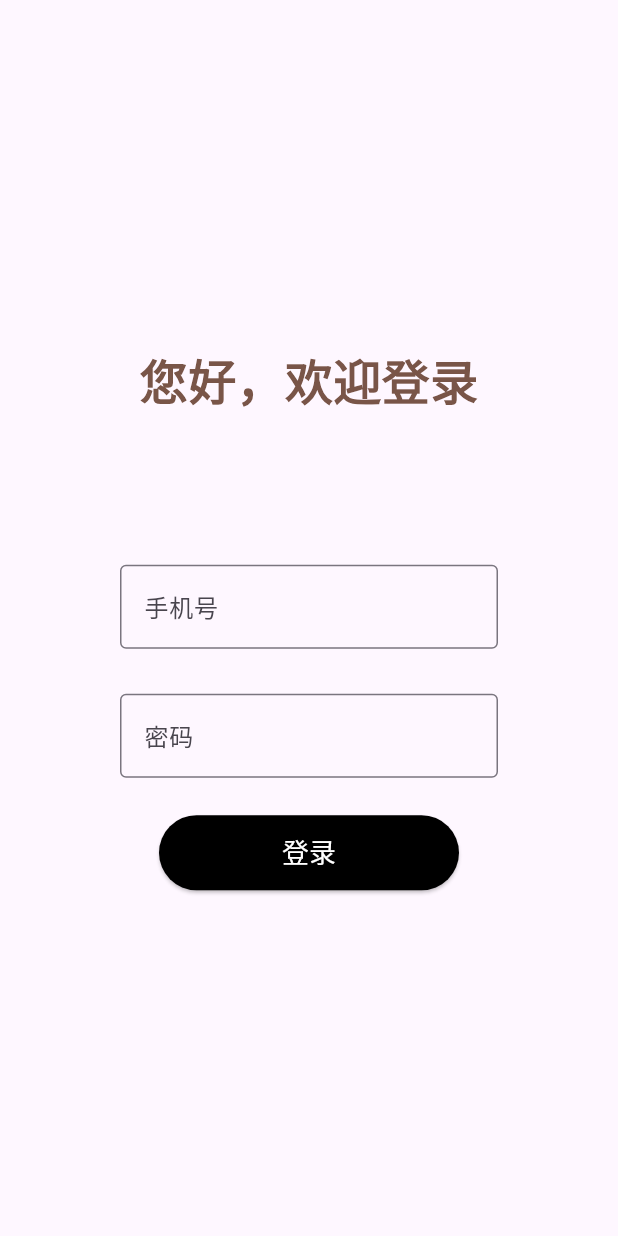
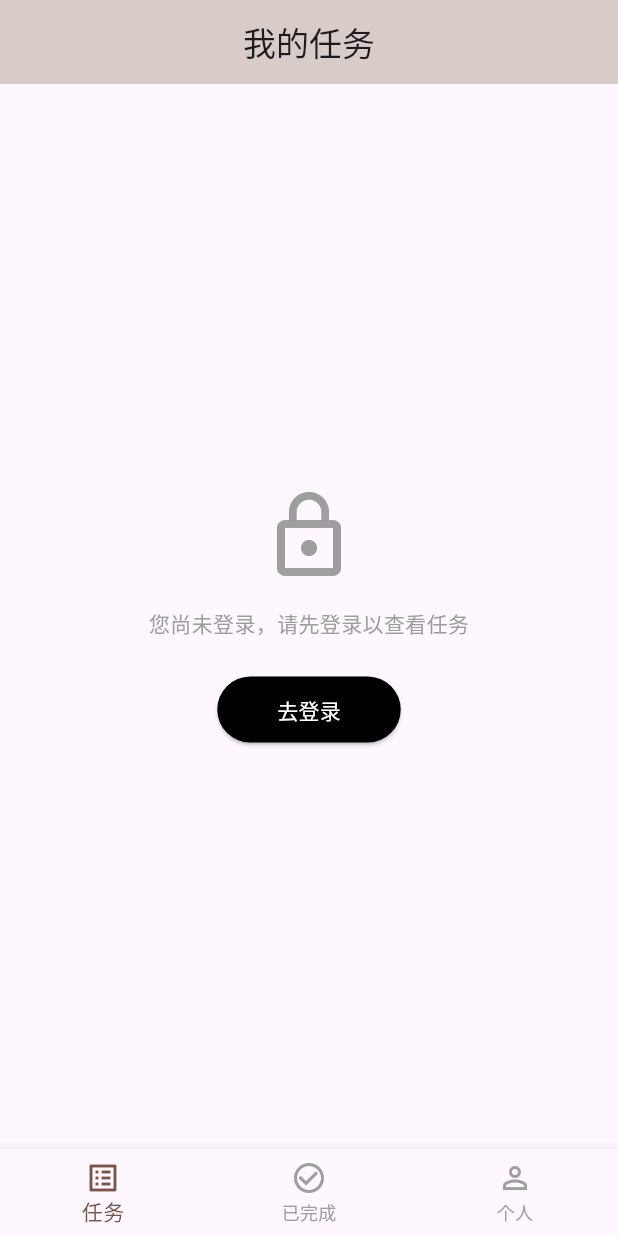
Before and after one commit to MissMyDearBear/just_do_it, a Flutter app: the screen it shows after launch, on a phone screen of 412 x 824 dp. Run offline on Flutter 3.47's test engine with Material 3 defaults, Android fonts, the phone set to English and light mode, and no system bars; our stand-ins replace drift, permission_handler, shared_preferences; missing offline and left inert: android_intent_plus; accounts and stored records are empty; generated files the repository leaves out were written again.

Commit message:
完善首页布局
1. 首页样式更新，添加任务列表，本地列表json

```diff
--- a/lib/account/IAccountRepository.dart
+++ b/lib/account/IAccountRepository.dart
@@ -1,3 +1,4 @@
+import 'package:just_do_it/account/AccountDbRepository.dart';
 import 'package:just_do_it/account/AccountMemRepository.dart';
 
 import '../db/AppDatabase.dart';
@@ -9,4 +10,4 @@ abstract class IAccountRepository {
   Future<User?>queryUserByPhone(String phone);
 }
 
-final account = AccountMemRepository();
+final account = AccountDbRepository();
--- /dev/null
+++ b/lib/consts/Const.dart
@@ -0,0 +1,2 @@
+
+const SP_KEY_IS_LOGIN = "sp_key_is_login";
--- a/lib/main.dart
+++ b/lib/main.dart
@@ -16,7 +16,7 @@ class MyApp extends StatelessWidget {
     return MaterialApp(
       initialRoute: '/',
       title: 'Bear Assist',
-      routes: {'/': (context) => LoginPage(), '/home': (context) => HomePage()},
+      routes: {'/': (context) =>const HomePage(), '/login': (context) =>const LoginPage()},
       theme: ThemeData(
         colorScheme: ColorScheme.fromSeed(seedColor: Colors.deepPurple),
       ),
--- /dev/null
+++ b/lib/mode/Task.dart
@@ -0,0 +1,24 @@
+class Task {
+  final String title;
+
+  final String ownName;
+
+  final int state;
+
+  final String time;
+
+  final String detail;
+
+  Task(this.title, this.ownName, this.state, this.time, this.detail);
+
+  // 反序列化方法
+  factory Task.fromJson(Map<String, dynamic> json) {
+    return Task(
+      json['title'] ?? "",
+      json['ownName'] ?? "",
+      json['state'] ?? 0,
+      json['time'] ?? "",
+      json['detail'] ?? "",
+    );
+  }
+}
--- a/lib/page/HomePage.dart
+++ b/lib/page/HomePage.dart
@@ -1,4 +1,6 @@
 import 'package:flutter/material.dart';
+import 'package:flutter/services.dart';
+import 'package:just_do_it/page/TaskPage.dart';
 
 class HomePage extends StatefulWidget {
   const HomePage({super.key});
@@ -8,25 +10,89 @@ class HomePage extends StatefulWidget {
 }
 
 class _HomePageState extends State<HomePage> {
-  DateTime? _lastPressTimer; //记录上次按返回键的时间
+  DateTime? _lastPressTime; //记录上次按返回键的时间
+  int _currentIndex = 0; // 当前选中的 Tab 下标
 
-  bool _canPop() {
-    DateTime curr = DateTime.now();
-    if (_lastPressTimer != null ||
-        (_lastPressTimer != null &&
-            curr.difference(_lastPressTimer!) > Duration(seconds: 1))) {
-      _lastPressTimer = curr;
-      ScaffoldMessenger.of(context).showSnackBar(
-        SnackBar(content: Text("再按一次退出应用"), duration: Duration(seconds: 1)),
-      );
-      return false;
-    }
-
-    return true;
-  }
+  // 定义三个 Tab 对应的页面列表
+  final List<Widget> _pages = [
+    const TaskPage(),
+    const Center(child: Text("已完成", style: TextStyle(fontSize: 24))),
+    const Center(child: Text("个人中心", style: TextStyle(fontSize: 24))),
+  ];
 
   @override
   Widget build(BuildContext context) {
-    return PopScope(canPop: _canPop(), child: Center(child: Text("首页")));
+    return PopScope(
+        canPop: false,
+        onPopInvokedWithResult: (bool didPop, Object? result) async {
+          if (didPop) return; // 如果已经退出了，直接返回
+
+          final now = DateTime.now();
+
+          // 逻辑：如果两次点击间隔大于 2 秒，提示用户
+          if (_lastPressTime == null ||
+              now.difference(_lastPressTime!) > const Duration(seconds: 2)) {
+            _lastPressTime = now;
+
+            ScaffoldMessenger.of(context).showSnackBar(
+              const SnackBar(
+                content: Text("再按一次退出应用"),
+                duration: Duration(seconds: 2),
+              ),
+            );
+          } else {
+            // 间隔小于 2 秒，真正退出应用
+            SystemNavigator.pop(); // 推荐使用此方法安全退出 Android 应用
+          }
+        },
+        child: Scaffold(
+          appBar: AppBar(
+            title: Text(_getAppBarTitle()),
+            backgroundColor: Colors.brown[100],
+            centerTitle: true,
+          ),
+          body: IndexedStack(
+            index: _currentIndex,
+            children: _pages,
+          ),
+          bottomNavigationBar: BottomNavigationBar(
+            currentIndex: _currentIndex,
+            onTap: (index) {
+              setState(() {
+                _currentIndex = index;
+              });
+            },
+            selectedItemColor: Colors.brown,
+            unselectedItemColor: Colors.grey,
+            items: const [
+              BottomNavigationBarItem(
+                icon: Icon(Icons.list_alt),
+                label: '任务',
+              ),
+              BottomNavigationBarItem(
+                icon: Icon(Icons.check_circle_outline),
+                label: '已完成',
+              ),
+              BottomNavigationBarItem(
+                icon: Icon(Icons.person_outline),
+                label: '个人',
+              ),
+            ],
+          ),
+        ));
+  }
+
+  // 动态获取 AppBar 标题
+  String _getAppBarTitle() {
+    switch (_currentIndex) {
+      case 0:
+        return "我的任务";
+      case 1:
+        return "已完成事项";
+      case 2:
+        return "个人中心";
+      default:
+        return "Just Do It";
+    }
   }
 }
--- a/lib/page/LoginPage.dart
+++ b/lib/page/LoginPage.dart
@@ -1,7 +1,8 @@
 import 'package:flutter/material.dart';
 import 'package:flutter/services.dart';
 import 'package:just_do_it/account/IAccountRepository.dart';
-import 'package:just_do_it/page/HomePage.dart';
+import 'package:just_do_it/consts/Const.dart';
+import 'package:shared_preferences/shared_preferences.dart';
 
 class LoginPage extends StatefulWidget {
   const LoginPage({super.key});
@@ -46,21 +47,20 @@ class _LoginPageState extends State<LoginPage> {
             setState(() {
               ScaffoldMessenger.of(
                 context,
-              ).showSnackBar(SnackBar(content: Text("账号或密码错误")));
+              ).showSnackBar(const SnackBar(content: Text("账号或密码错误")));
             });
             return;
           }
         }
 
         if (isSuccess) {
+          final prefs = await SharedPreferences.getInstance();
+          prefs.setBool(SP_KEY_IS_LOGIN, true);
           setState(() {
             ScaffoldMessenger.of(
               context,
-            ).showSnackBar(SnackBar(content: Text("登录成功，欢迎回家！")));
-            Navigator.pushReplacement(
-              context,
-              MaterialPageRoute(builder: (context) => HomePage()),
-            );
+            ).showSnackBar(const SnackBar(content: Text("登录成功，欢迎回家！")));
+            Navigator.pop(context);
           });
         }
       } else {
@@ -68,7 +68,7 @@ class _LoginPageState extends State<LoginPage> {
         setState(() {
           ScaffoldMessenger.of(
             context,
-          ).showSnackBar(SnackBar(content: Text("请输入有效的手机号")));
+          ).showSnackBar(const SnackBar(content: Text("请输入有效的手机号")));
         });
       }
     } catch (e) {
@@ -77,7 +77,7 @@ class _LoginPageState extends State<LoginPage> {
       setState(() {
         ScaffoldMessenger.of(
           context,
-        ).showSnackBar(SnackBar(content: Text("登录失败，请稍后重试")));
+        ).showSnackBar(const SnackBar(content: Text("登录失败，请稍后重试")));
       });
     }
   }
@@ -91,10 +91,10 @@ class _LoginPageState extends State<LoginPage> {
           crossAxisAlignment: CrossAxisAlignment.center,
           mainAxisAlignment: MainAxisAlignment.center,
           children: [
-            Padding(
-              padding: const EdgeInsets.only(bottom: 100),
+            const Padding(
+              padding: EdgeInsets.only(bottom: 100),
               child: Center(
-                child: const Text(
+                child: Text(
                   "您好，欢迎登录",
                   style: TextStyle(
                     fontSize: 32,
@@ -104,7 +104,6 @@ class _LoginPageState extends State<LoginPage> {
                 ),
               ),
             ),
-
             TextField(
               keyboardType: TextInputType.phone,
               controller: _phoneController,
@@ -116,17 +115,16 @@ class _LoginPageState extends State<LoginPage> {
               decoration: InputDecoration(
                 hintText: "请输入手机号",
                 labelText: "手机号",
-                border: OutlineInputBorder(
+                border: const OutlineInputBorder(
                   borderSide: BorderSide(color: Colors.black26),
                 ),
                 errorText: _phoneError,
                 // 显示错误信息
-                errorBorder: OutlineInputBorder(
+                errorBorder: const OutlineInputBorder(
                   borderSide: BorderSide(color: Colors.red), // 红色边框
                 ),
               ),
             ),
-
             const SizedBox(height: 30),
             TextField(
               controller: _psdController,
@@ -139,7 +137,6 @@ class _LoginPageState extends State<LoginPage> {
                 ),
               ),
             ),
-
             const SizedBox(height: 25),
             ElevatedButton(
               style: ButtonStyle(
--- /dev/null
+++ b/lib/page/TaskPage.dart
@@ -0,0 +1,204 @@
+import 'dart:convert';
+
+import 'package:flutter/material.dart';
+import 'package:flutter/services.dart';
+import 'package:shared_preferences/shared_preferences.dart';
+
+import '../consts/Const.dart';
+import '../mode/Task.dart';
+import '../task/AlarmManagerService.dart';
+import 'LoginPage.dart';
+
+class TaskPage extends StatefulWidget {
+  const TaskPage({super.key});
+
+  @override
+  State<StatefulWidget> createState() => _TaskPageState();
+}
+
+class _TaskPageState extends State<TaskPage> {
+  @override
+  void initState() {
+    super.initState();
+  }
+
+  // 模拟一些任务数据
+  final List<String> _tasks = ["买牛奶", "写代码", "去健身", "看书"];
+
+  // 异步获取登录状态
+  Future<bool> _getLoginStatus() async {
+    final prefs = await SharedPreferences.getInstance();
+    // 如果没有值，默认为 false
+    return prefs.getBool(SP_KEY_IS_LOGIN) ?? false;
+  }
+
+  // 定义加载本地 JSON 的异步方法
+  Future<List<Task>> _loadTasksFromAsset() async {
+    // 1. 读取字符串
+    final String jsonString = await rootBundle.loadString('assets/mock/TaskList.json');
+    // 2. 解析为 List
+    final List<dynamic> data = json.decode(jsonString);
+    // 3. 映射为 Task 对象列表
+    final tasks = data.map((item) => Task.fromJson(item)).toList();
+
+    _autoSetupAlarms(tasks);
+    return tasks;
+  }
+
+  void _autoSetupAlarms(List<Task> tasks) async {
+    // 先弹窗申请权限
+    bool hasPermission = await AlarmManagerService.requestAlarmPermissions();
+
+    if (hasPermission) {
+      for (var task in tasks) {
+        // 如果是未完成状态，则尝试设置闹钟
+        if (task.state == 0) {
+          await AlarmManagerService.setDailyAlarm(task);
+
+          await Future.delayed(const Duration(milliseconds: 1000));
+        }
+      }
+      // 提示用户
+      if (mounted) {
+        ScaffoldMessenger.of(context).showSnackBar(
+          const SnackBar(content: Text("已为您自动同步每日任务提醒至系统闹钟")),
+        );
+      }
+    }
+  }
+
+  @override
+  Widget build(BuildContext context) {
+    return FutureBuilder<bool>(
+      future: _getLoginStatus(),
+      builder: (context, loginSnapshot) {
+        // 加载状态检查
+        if (loginSnapshot.connectionState == ConnectionState.waiting) {
+          return const Center(child: CircularProgressIndicator());
+        }
+
+        bool isLoggedIn = loginSnapshot.data ?? false;
+
+        if (isLoggedIn) {
+          // --- 情况 A: 已登录，使用另一个 FutureBuilder 加载任务列表 ---
+          return FutureBuilder<List<Task>>(
+            future: _loadTasksFromAsset(),
+            builder: (context, taskSnapshot) {
+              if (taskSnapshot.connectionState == ConnectionState.waiting) {
+                return const Center(child: CircularProgressIndicator());
+              }
+              if (taskSnapshot.hasError) {
+                return Center(child: Text("加载任务失败: ${taskSnapshot.error}"));
+              }
+
+              final tasks = taskSnapshot.data ?? [];
+              return _buildTaskList(tasks);
+            },
+          );
+        } else {
+          // --- 情况 B: 未登录，显示登录按钮 ---
+          return _buildLoginButton();
+        }
+      },
+    );
+  }
+
+  Widget _buildTaskList(List<Task> tasks) {
+    return ListView.builder(
+      padding: const EdgeInsets.symmetric(horizontal: 16, vertical: 8),
+      itemCount: tasks.length,
+      itemBuilder: (context, index) {
+        final task = tasks[index];
+        return Card(
+          elevation: 2,
+          shape: RoundedRectangleBorder(borderRadius: BorderRadius.circular(12)),
+          margin: const EdgeInsets.only(bottom: 12),
+          child: Padding(
+            padding: const EdgeInsets.symmetric(vertical: 8),
+            child: ListTile(
+              // 左侧图标：根据状态显示
+              leading: CircleAvatar(
+                backgroundColor: task.state == 1 ? Colors.green[100] : Colors.red[50],
+                child: Icon(
+                  task.state == 1 ? Icons.check : Icons.medication,
+                  color: task.state == 1 ? Colors.green : Colors.redAccent,
+                ),
+              ),
+
+              // 标题：显示任务大类
+              title: Text(
+                task.title,
+                style: const TextStyle(
+                  fontSize: 18,
+                  fontWeight: FontWeight.bold,
+                ),
+              ),
+
+              // 副标题：将 detail 放在这里，并换行显示其他信息
+              subtitle: Column(
+                crossAxisAlignment: CrossAxisAlignment.start,
+                children: [
+                  const SizedBox(height: 4),
+                  // 重点显示的 detail
+                  Text(
+                    "说明：${task.detail}",
+                    style: const TextStyle(
+                      color: Colors.brown,
+                      fontWeight: FontWeight.w600,
+                      fontSize: 15,
+                    ),
+                  ),
+                  const SizedBox(height: 2),
+                  Text("监督人：${task.ownName}"),
+                  Text("提醒时间：${task.time}"),
+                ],
+              ),
+
+              // 右侧闹钟按钮
+              trailing: IconButton(
+                icon: const Icon(Icons.alarm_add, color: Colors.blueGrey),
+                onPressed: () {
+                  // 调用之前定义的设置闹钟逻辑
+                  // AlarmService.setAlarm(task);
+                  ScaffoldMessenger.of(context).showSnackBar(
+                    SnackBar(content: Text("已为“${task.detail}”开启系统提醒")),
+                  );
+                },
+              ),
+            ),
+          ),
+        );
+      },
+    );
+  }
+  // 构建登录按钮界面 (保持不变)
+  Widget _buildLoginButton() {
+    return Center(
+      child: Column(
+        mainAxisAlignment: MainAxisAlignment.center,
+        children: [
+          const Icon(Icons.lock_outline, size: 64, color: Colors.grey),
+          const SizedBox(height: 16),
+          const Text("您尚未登录，请先登录以查看任务", style: TextStyle(color: Colors.grey)),
+          const SizedBox(height: 24),
+          ElevatedButton(
+            style: ElevatedButton.styleFrom(
+              backgroundColor: Colors.black,
+              foregroundColor: Colors.white,
+              padding: const EdgeInsets.symmetric(horizontal: 40, vertical: 12),
+            ),
+            onPressed: () {
+              Navigator.push(
+                context,
+                MaterialPageRoute(builder: (context) => const LoginPage()),
+              ).then((value) {
+                setState(() {}); // 登录成功回来刷新页面
+              });
+            },
+            child: const Text("去登录"),
+          ),
+        ],
+      ),
+    );
+  }
+}
```
Also changed, not shown: assets/mock/TaskList.json (added, +23 -0 lines), lib/api/ITaskApi.dart (added, +9 -0 lines), lib/task/AlarmManagerService.dart (added, +42 -0 lines), pubspec.yaml (+20 -76 lines), pubspec.lock, 1 other file.
